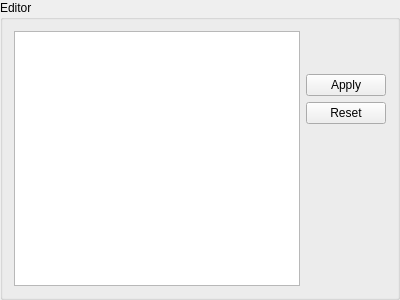
This is geometrize/dialog/scripteditorwidget.ui in Tw1ddle/geometrize as Qt 5 draws it before an edit. The edited form follows.
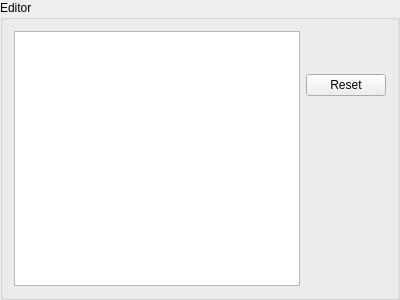
This is the edited form.

Commit message: Start adding realtime script editing support (currently crashy), remove manual "apply" button

```diff
--- a/geometrize/dialog/scripteditorwidget.ui
+++ b/geometrize/dialog/scripteditorwidget.ui
@@ -94,13 +94,6 @@
          </property>
         </spacer>
        </item>
-       <item>
-        <widget class="QPushButton" name="applyScriptButton">
-         <property name="text">
-          <string extracomment="Text on a button that applies an app settings change when pressed">Apply</string>
-         </property>
-        </widget>
-       </item>
        <item>
         <widget class="QPushButton" name="resetToDefaultButton">
          <property name="text">
```
The commit also changes 7 other files.
